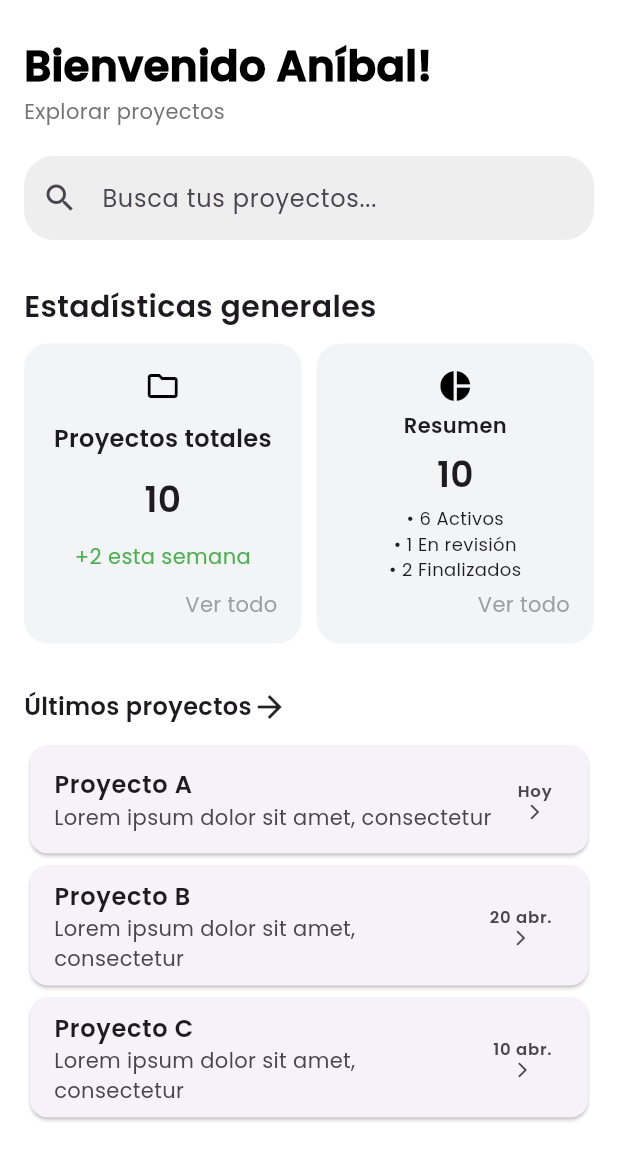
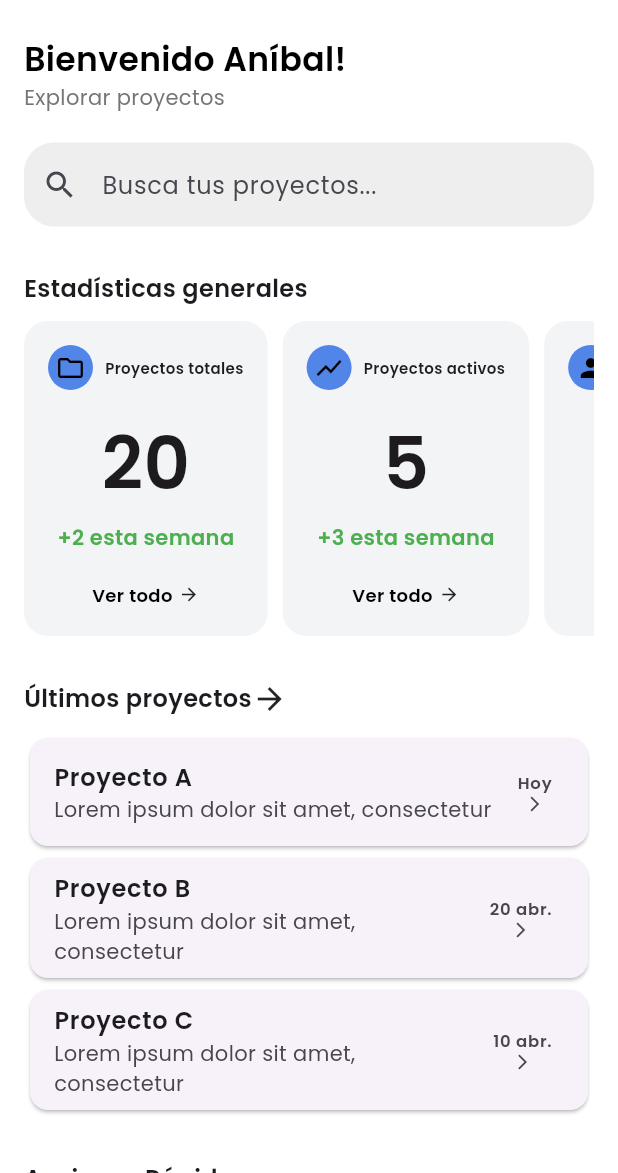
Before and after one commit to AlvaroAceval16/banco_de_proyectos, a Flutter app: the DashboardScreen screen opened by its route, on a phone screen of 412 x 824 dp, the part 63-1236 px from its top. Run offline on Flutter 3.47's test engine with Material 3 defaults, Android fonts, the phone set to English and light mode, and no system bars; our stand-ins replace google_fonts.

Commit message:
Actualizar estilos de texto y agregar tarjeta de estadísticas en la pantalla del tablero

```diff
--- /dev/null
+++ b/lib/components/dashbord_card.dart
@@ -0,0 +1,91 @@
+import 'package:flutter/material.dart';
+
+class StatsCard extends StatelessWidget {
+  final IconData icon;
+  final String title;
+  final String number;
+  final String subtitle;
+
+  const StatsCard({
+    Key? key,
+    required this.icon,
+    required this.title,
+    required this.number,
+    required this.subtitle,
+  }) : super(key: key);
+
+  @override
+  Widget build(BuildContext context) {
+    return Expanded(
+      child: Container(
+        height: 210,
+        padding: const EdgeInsets.all(16),
+        decoration: BoxDecoration(
+          color: const Color(0xFFF3F4F6),
+          borderRadius: BorderRadius.circular(16),
+        ),
+        child: Column(
+          crossAxisAlignment: CrossAxisAlignment.center,
+          children: [
+            Row(
+              children: [
+                CircleAvatar(
+                  radius: 15,
+                  backgroundColor: const Color(0xFF5285E8),
+                  child: Icon(icon, color: Colors.black, size: 20),
+                ),
+                const SizedBox(width: 8),
+                Text(
+                  title,
+                  style: const TextStyle(
+                    fontWeight: FontWeight.w600,
+                    fontFamily: 'Poppins',
+                    fontSize: 10,
+                  ),
+                ),
+              ],
+            ),
+            const SizedBox(height: 15),
+            Text(
+              number,
+              style: const TextStyle(
+                fontSize: 48,
+                fontWeight: FontWeight.bold,
+                fontFamily: 'Poppins',
+              ),
+            ),
+            const SizedBox(height: 4),
+            Text(
+              subtitle,
+              style: const TextStyle(
+                color: Colors.green,
+                fontFamily: 'Poppins',
+                fontWeight: FontWeight.w600,
+              ),
+            ),
+            const SizedBox(height: 20),
+            Align(
+              alignment: Alignment.centerRight,
+              child: Row(
+                mainAxisSize: MainAxisSize.min,
+                children: const [
+                  Text(
+                    "Ver todo",
+                    style: TextStyle(
+                      color: Colors.black,
+                      fontFamily: 'Poppins',
+                      fontWeight: FontWeight.w600,
+                      fontSize: 12,
+                    ),
+                  ),
+                  SizedBox(width: 4),
+                  Icon(Icons.arrow_forward, size: 14),
+                ],
+              ),
+            ),
+          ],
+        ),
+      ),
+    );
+  }
+}
--- a/lib/consts/text_styles.dart
+++ b/lib/consts/text_styles.dart
@@ -1,7 +1,8 @@
 import 'package:flutter/material.dart';
 
 final titleStyle = TextStyle(
-  fontSize: 28,
-  fontWeight: FontWeight.w900,
+  fontSize: 22,
+  fontWeight: FontWeight.w600,
+  fontFamily: 'Poppins',
   color: Colors.black,
 );
--- a/lib/pages/Dashboard_page.dart
+++ b/lib/pages/Dashboard_page.dart
@@ -1,6 +1,8 @@
 import 'package:banco_de_proyectos/consts/text_styles.dart';
 import 'package:banco_de_proyectos/components/main_drawer.dart';
+import 'package:banco_de_proyectos/components/dashbord_card.dart';
 import 'package:flutter/material.dart';
+
 
 class DashboardScreen extends StatelessWidget {
   @override
@@ -33,8 +35,7 @@ class DashboardScreen extends StatelessWidget {
           children: [
             Text(
               "Bienvenido Aníbal!",
-              style: titleStyle
-
+              style: titleStyle,
             ),
             Text(
               "Explorar proyectos",
@@ -58,17 +59,29 @@ class DashboardScreen extends StatelessWidget {
               "Estadísticas generales",
               style: TextStyle(
                 fontWeight: FontWeight.bold,
-                fontSize: 20,
+                fontSize: 16,
                 fontFamily: 'Poppins',
               ),
             ),
             SizedBox(height: 10),
-            Row(
-              children: [
-                _statsCard(Icons.folder_outlined, "Proyectos totales", "10", "+2 esta semana"),
-                SizedBox(width: 10),
-                _summaryCard(),
-              ],
+            SingleChildScrollView(
+              scrollDirection: Axis.horizontal,
+              child: Row(
+                children: [
+                  StatsCard(icon: Icons.folder_outlined, title: "Proyectos totales", number: "20", subtitle: "+2 esta semana",),
+                  SizedBox(width: 10),
+                  StatsCard(icon: Icons.show_chart, title: "Proyectos activos", number: "5", subtitle: "+3 esta semana",),
+                  SizedBox(width: 10),
+                  StatsCard(icon: Icons.person, title: "Proyectos en revisión", number: "12", subtitle: "+3 esta semana",),
+                  SizedBox(width: 10),
+                  StatsCard(
+                    icon: Icons.pie_chart,
+                    title: "Proyectos finalizados",
+                    number: "3",
+                    subtitle: "+1 esta semana",
+                  ),
+                ],
+              ),
             ),
             SizedBox(height: 30),
             Row(
@@ -105,73 +118,6 @@ class DashboardScreen extends StatelessWidget {
                 SizedBox(width: 10),
                 _quickAction("Empresas", "Agregar nueva empresa"),
               ],
-            ),
-          ],
-        ),
-      ),
-    );
-  }
-
-  Widget _statsCard(
-    IconData icon,
-    String title,
-    String number,
-    String subtitle,
-  ) {
-    return Expanded(
-      child: Container(
-        height: 200,
-        padding: EdgeInsets.all(16),
-        decoration: BoxDecoration(
-          color: Color(0xFFF3F4F6),
-          borderRadius: BorderRadius.circular(16),
-        ),
-        child: Column(
-          mainAxisAlignment: MainAxisAlignment.spaceBetween,
-          children: [
-            Icon(icon, color: Colors.black),
-            Text(title, style: TextStyle(fontWeight: FontWeight.bold, fontFamily: 'Poppins', fontSize: 16,)),
-            Text(number, style: TextStyle(fontSize: 24, fontWeight: FontWeight.bold, fontFamily: 'Poppins')),
-            Text(subtitle, style: TextStyle(color: Colors.green, fontFamily: 'Poppins')),
-            Align(
-              alignment: Alignment.centerRight,
-              child: Text(
-                "Ver todo",
-                style: TextStyle(color: Colors.grey, fontFamily: 'Poppins'),
-              ),
-            ),
-          ],
-        ),
-      ),
-    );
-  }
-
-  Widget _summaryCard() {
-    return Expanded(
-      child: Container(
-        height: 200,
-        padding: EdgeInsets.all(16),
-        decoration: BoxDecoration(
-          color: Color(0xFFF3F4F6),
-          borderRadius: BorderRadius.circular(16),
-        ),
-        child: Column(
-          mainAxisAlignment: MainAxisAlignment.spaceBetween,
-          children: [
-            Icon(Icons.pie_chart, color: Colors.black),
-            Text("Resumen", style: TextStyle(fontWeight: FontWeight.bold, fontFamily: 'Poppins')),
-            Text("10", style: TextStyle(fontSize: 24, fontWeight: FontWeight.bold, fontFamily: 'Poppins')),
-            Text(
-              "• 6 Activos\n• 1 En revisión\n• 2 Finalizados",
-              textAlign: TextAlign.center,
-              style: TextStyle(fontSize: 12, fontFamily: 'Poppins'),
-            ),
-            Align(
-              alignment: Alignment.centerRight,
-              child: Text(
-                "Ver todo",
-                style: TextStyle(color: Colors.grey, fontFamily: 'Poppins'),
-              ),
             ),
           ],
         ),
```
